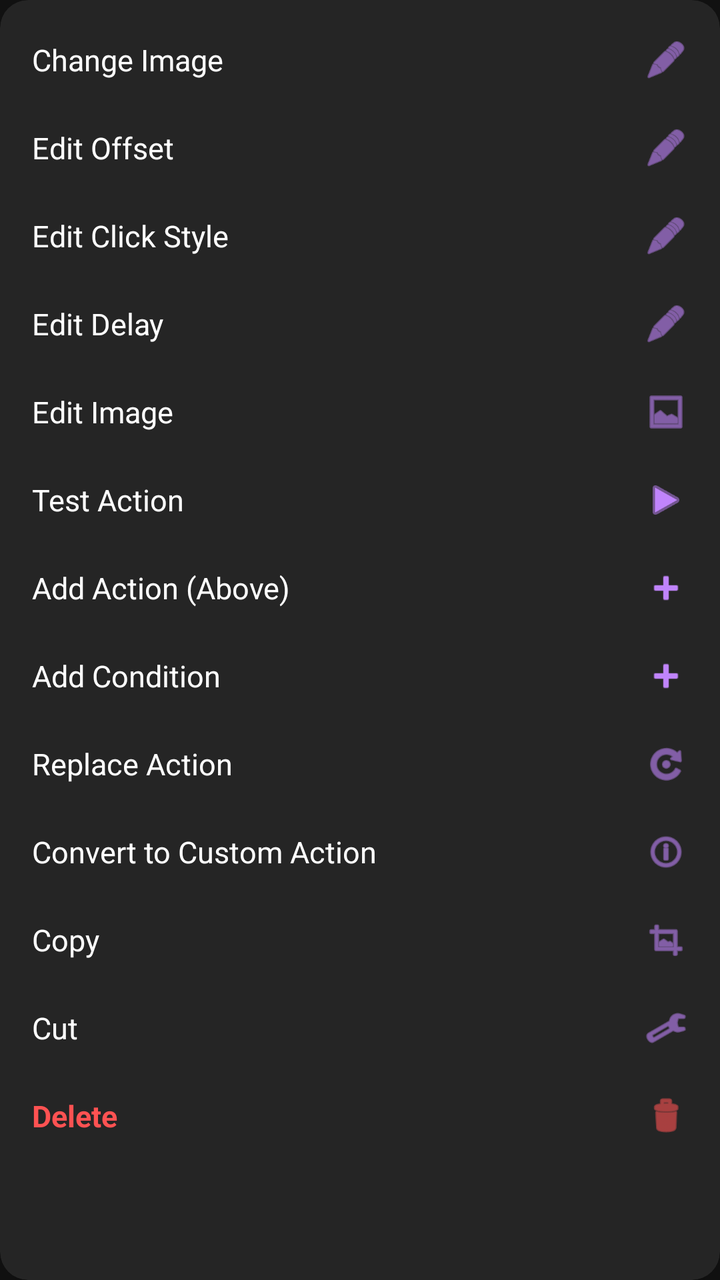
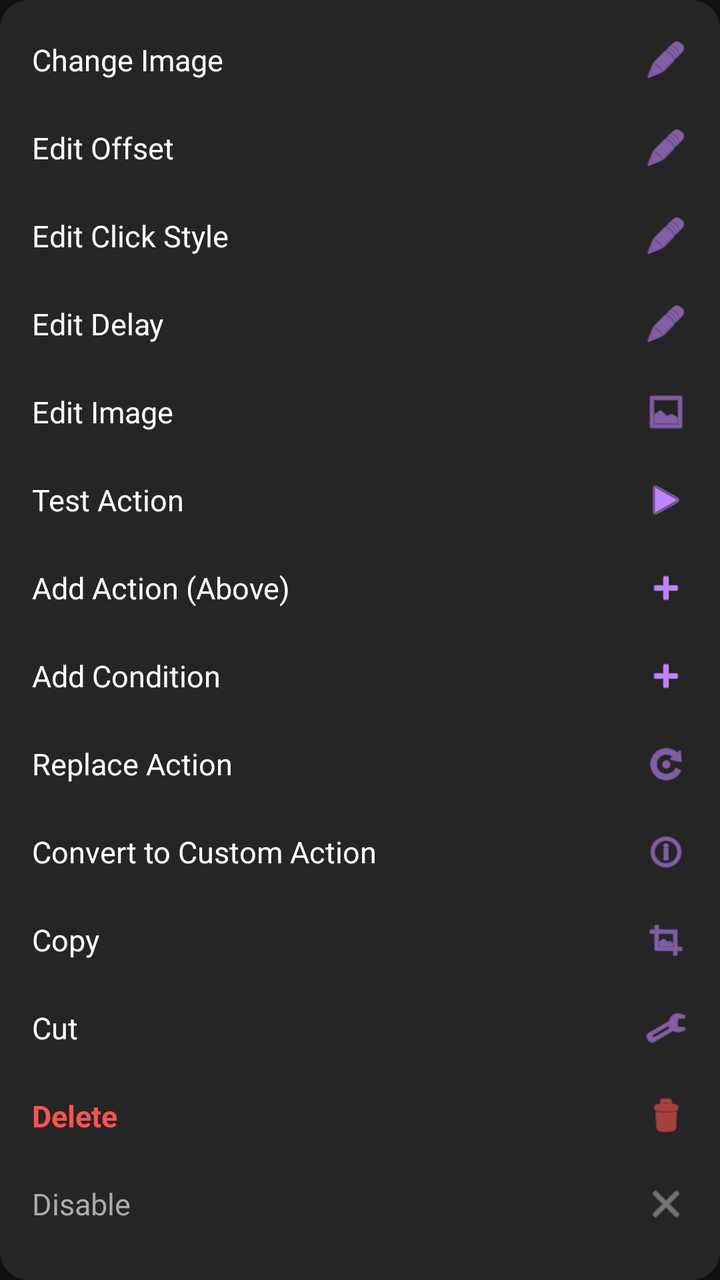

Before-and-after screenshots of an Android layout around one commit, followed by the original layout XML and the change that was made.
<!-- AndroidManifest.xml: application theme Theme.MyAutomationApp -->
<!-- res/layout/dialog_click_image_options.xml -->
<?xml version="1.0" encoding="utf-8"?>
<androidx.cardview.widget.CardView xmlns:android="http://schemas.android.com/apk/res/android"
    xmlns:app="http://schemas.android.com/apk/res-auto"
    android:layout_width="290dp"
    android:layout_height="wrap_content"
    app:cardBackgroundColor="#252525"
    app:cardCornerRadius="14dp"
    app:cardElevation="16dp">

    <ScrollView
        android:layout_width="match_parent"
        android:layout_height="wrap_content"
        android:maxHeight="460dp">

        <LinearLayout
            android:layout_width="match_parent"
            android:layout_height="wrap_content"
            android:orientation="vertical"
            android:paddingTop="8dp"
            android:paddingBottom="8dp">

            
            <LinearLayout
                android:id="@+id/optImgChangeImage"
                android:layout_width="match_parent"
                android:layout_height="44dp"
                android:gravity="center_vertical"
                android:paddingStart="16dp"
                android:paddingEnd="16dp">
                <TextView
                    android:layout_width="0dp"
                    android:layout_height="wrap_content"
                    android:layout_weight="1"
                    android:text="Change Image"
                    android:textColor="#FFFFFF"
                    android:textSize="15sp" />
                <ImageView
                    android:layout_width="22dp"
                    android:layout_height="22dp"
                    android:src="@android:drawable/ic_menu_edit"
                    app:tint="#C084FC" />
            </LinearLayout>

            
            <LinearLayout
                android:id="@+id/optImgEditOffset"
                android:layout_width="match_parent"
                android:layout_height="44dp"
                android:gravity="center_vertical"
                android:paddingStart="16dp"
                android:paddingEnd="16dp">
                <TextView
                    android:layout_width="0dp"
                    android:layout_height="wrap_content"
                    android:layout_weight="1"
                    android:text="Edit Offset"
                    android:textColor="#FFFFFF"
                    android:textSize="15sp" />
                <ImageView
                    android:layout_width="22dp"
                    android:layout_height="22dp"
                    android:src="@android:drawable/ic_menu_edit"
                    app:tint="#C084FC" />
            </LinearLayout>

            
            <LinearLayout
                android:id="@+id/optImgEditClickStyle"
                android:layout_width="match_parent"
                android:layout_height="44dp"
                android:gravity="center_vertical"
                android:paddingStart="16dp"
                android:paddingEnd="16dp">
                <TextView
                    android:layout_width="0dp"
                    android:layout_height="wrap_content"
                    android:layout_weight="1"
                    android:text="Edit Click Style"
                    android:textColor="#FFFFFF"
                    android:textSize="15sp" />
                <ImageView
                    android:layout_width="22dp"
                    android:layout_height="22dp"
                    android:src="@android:drawable/ic_menu_edit"
                    app:tint="#C084FC" />
            </LinearLayout>

            
            <LinearLayout
                android:id="@+id/optImgEditDelay"
                android:layout_width="match_parent"
                android:layout_height="44dp"
                android:gravity="center_vertical"
                android:paddingStart="16dp"
                android:paddingEnd="16dp">
                <TextView
                    android:layout_width="0dp"
                    android:layout_height="wrap_content"
                    android:layout_weight="1"
                    android:text="Edit Delay"
                    android:textColor="#FFFFFF"
                    android:textSize="15sp" />
                <ImageView
                    android:layout_width="22dp"
                    android:layout_height="22dp"
                    android:src="@android:drawable/ic_menu_edit"
                    app:tint="#C084FC" />
            </LinearLayout>

            
            <LinearLayout
                android:id="@+id/optImgEditImage"
                android:layout_width="match_parent"
                android:layout_height="44dp"
                android:gravity="center_vertical"
                android:paddingStart="16dp"
                android:paddingEnd="16dp">
                <TextView
                    android:layout_width="0dp"
                    android:layout_height="wrap_content"
                    android:layout_weight="1"
                    android:text="Edit Image"
                    android:textColor="#FFFFFF"
                    android:textSize="15sp" />
                <ImageView
                    android:layout_width="22dp"
                    android:layout_height="22dp"
                    android:src="@android:drawable/ic_menu_gallery"
                    app:tint="#C084FC" />
            </LinearLayout>

            
            <LinearLayout
                android:id="@+id/optImgTestAction"
                android:layout_width="match_parent"
                android:layout_height="44dp"
                android:gravity="center_vertical"
                android:paddingStart="16dp"
                android:paddingEnd="16dp">
                <TextView
                    android:layout_width="0dp"
                    android:layout_height="wrap_content"
                    android:layout_weight="1"
                    android:text="Test Action"
                    android:textColor="#FFFFFF"
                    android:textSize="15sp" />
                <ImageView
                    android:layout_width="22dp"
                    android:layout_height="22dp"
                    android:src="@android:drawable/ic_media_play"
                    app:tint="#C084FC" />
            </LinearLayout>

            
            <LinearLayout
                android:id="@+id/optImgAddAbove"
                android:layout_width="match_parent"
                android:layout_height="44dp"
                android:gravity="center_vertical"
                android:paddingStart="16dp"
                android:paddingEnd="16dp">
                <TextView
                    android:layout_width="0dp"
                    android:layout_height="wrap_content"
                    android:layout_weight="1"
                    android:text="Add Action (Above)"
                    android:textColor="#FFFFFF"
                    android:textSize="15sp" />
                <ImageView
                    android:layout_width="22dp"
                    android:layout_height="22dp"
                    android:src="@android:drawable/ic_input_add"
                    app:tint="#C084FC" />
            </LinearLayout>

            
            <LinearLayout
                android:id="@+id/optImgAddCondition"
                android:layout_width="match_parent"
                android:layout_height="44dp"
                android:gravity="center_vertical"
                android:paddingStart="16dp"
                android:paddingEnd="16dp">
                <TextView
                    android:layout_width="0dp"
                    android:layout_height="wrap_content"
                    android:layout_weight="1"
                    android:text="Add Condition"
                    android:textColor="#FFFFFF"
                    android:textSize="15sp" />
                <ImageView
                    android:layout_width="22dp"
                    android:layout_height="22dp"
                    android:src="@android:drawable/ic_input_add"
                    app:tint="#C084FC" />
            </LinearLayout>

            
            <LinearLayout
                android:id="@+id/optImgReplace"
                android:layout_width="match_parent"
                android:layout_height="44dp"
                android:gravity="center_vertical"
                android:paddingStart="16dp"
                android:paddingEnd="16dp">
                <TextView
                    android:layout_width="0dp"
                    android:layout_height="wrap_content"
                    android:layout_weight="1"
                    android:text="Replace Action"
                    android:textColor="#FFFFFF"
                    android:textSize="15sp" />
                <ImageView
                    android:layout_width="22dp"
                    android:layout_height="22dp"
                    android:src="@android:drawable/ic_menu_rotate"
                    app:tint="#C084FC" />
            </LinearLayout>

            
            <LinearLayout
                android:id="@+id/optImgConvertCustom"
                android:layout_width="match_parent"
                android:layout_height="44dp"
                android:gravity="center_vertical"
                android:paddingStart="16dp"
                android:paddingEnd="16dp">
                <TextView
                    android:layout_width="0dp"
                    android:layout_height="wrap_content"
                    android:layout_weight="1"
                    android:text="Convert to Custom Action"
                    android:textColor="#FFFFFF"
                    android:textSize="15sp" />
                <ImageView
                    android:layout_width="22dp"
                    android:layout_height="22dp"
                    android:src="@android:drawable/ic_menu_info_details"
                    app:tint="#C084FC" />
            </LinearLayout>

            
            <LinearLayout
                android:id="@+id/optImgCopy"
                android:layout_width="match_parent"
                android:layout_height="44dp"
                android:gravity="center_vertical"
                android:paddingStart="16dp"
                android:paddingEnd="16dp">
                <TextView
                    android:layout_width="0dp"
                    android:layout_height="wrap_content"
                    android:layout_weight="1"
                    android:text="Copy"
                    android:textColor="#FFFFFF"
                    android:textSize="15sp" />
                <ImageView
                    android:layout_width="22dp"
                    android:layout_height="22dp"
                    android:src="@android:drawable/ic_menu_crop"
                    app:tint="#C084FC" />
            </LinearLayout>

            
            <LinearLayout
                android:id="@+id/optImgCut"
                android:layout_width="match_parent"
                android:layout_height="44dp"
                android:gravity="center_vertical"
                android:paddingStart="16dp"
                android:paddingEnd="16dp">
                <TextView
                    android:layout_width="0dp"
                    android:layout_height="wrap_content"
                    android:layout_weight="1"
                    android:text="Cut"
                    android:textColor="#FFFFFF"
                    android:textSize="15sp" />
                <ImageView
                    android:layout_width="22dp"
                    android:layout_height="22dp"
                    android:src="@android:drawable/ic_menu_manage"
                    app:tint="#C084FC" />
            </LinearLayout>

            
            <LinearLayout
                android:id="@+id/optImgDelete"
                android:layout_width="match_parent"
                android:layout_height="44dp"
                android:gravity="center_vertical"
                android:paddingStart="16dp"
                android:paddingEnd="16dp">
                <TextView
                    android:layout_width="0dp"
                    android:layout_height="wrap_content"
                    android:layout_weight="1"
                    android:text="Delete"
                    android:textColor="#FF5252"
                    android:textSize="15sp"
                    android:textStyle="bold" />
                <ImageView
                    android:layout_width="22dp"
                    android:layout_height="22dp"
                    android:src="@android:drawable/ic_menu_delete"
                    app:tint="#FF5252" />
            </LinearLayout>

        </LinearLayout>
    </ScrollView>
</androidx.cardview.widget.CardView>
<!-- resources referenced by this layout -->
<resources>
  <style name="Theme.MyAutomationApp" parent="Theme.MaterialComponents.DayNight.NoActionBar">
          <item name="colorPrimary">@color/gold</item>
          <item name="colorPrimaryVariant">@color/gold_dark</item>
          <item name="colorOnPrimary">@color/black</item>
          <item name="android:windowBackground">@color/black</item>
          <item name="android:textColor">@color/gold</item>
      </style>
  <color name="gold">#FFD700</color>
  <color name="gold_dark">#B8860B</color>
  <color name="black">#121212</color>
</resources>

<!-- the commit's change to res/layout/dialog_click_image_options.xml (unified diff, before → after) -->
@@ -10,7 +10,7 @@
     <ScrollView
         android:layout_width="match_parent"
         android:layout_height="wrap_content"
-        android:maxHeight="460dp">
+        android:maxHeight="480dp">
 
         <LinearLayout
             android:layout_width="match_parent"
@@ -306,6 +306,29 @@
                     app:tint="#FF5252" />
             </LinearLayout>
 
+            
+            <LinearLayout
+                android:id="@+id/optImgDisable"
+                android:layout_width="match_parent"
+                android:layout_height="44dp"
+                android:gravity="center_vertical"
+                android:paddingStart="16dp"
+                android:paddingEnd="16dp">
+                <TextView
+                    android:id="@+id/tvImgDisableText"
+                    android:layout_width="0dp"
+                    android:layout_height="wrap_content"
+                    android:layout_weight="1"
+                    android:text="Disable"
+                    android:textColor="#AAAAAA"
+                    android:textSize="15sp" />
+                <ImageView
+                    android:layout_width="22dp"
+                    android:layout_height="22dp"
+                    android:src="@android:drawable/ic_menu_close_clear_cancel"
+                    app:tint="#AAAAAA" />
+            </LinearLayout>
+
         </LinearLayout>
     </ScrollView>
 </androidx.cardview.widget.CardView>
